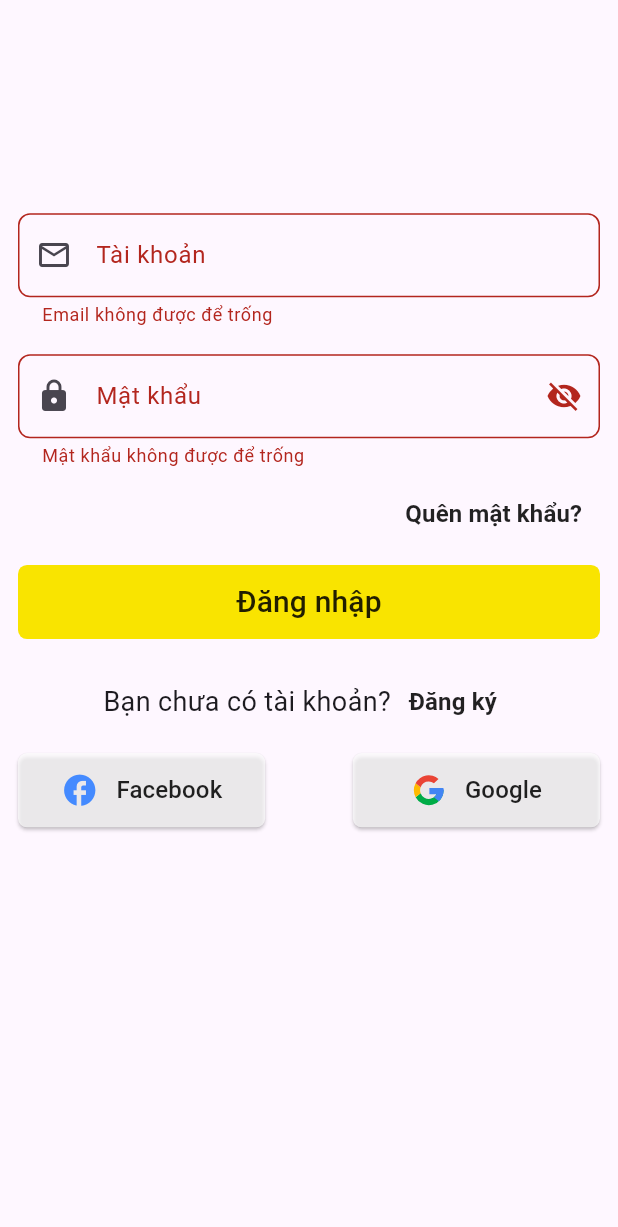
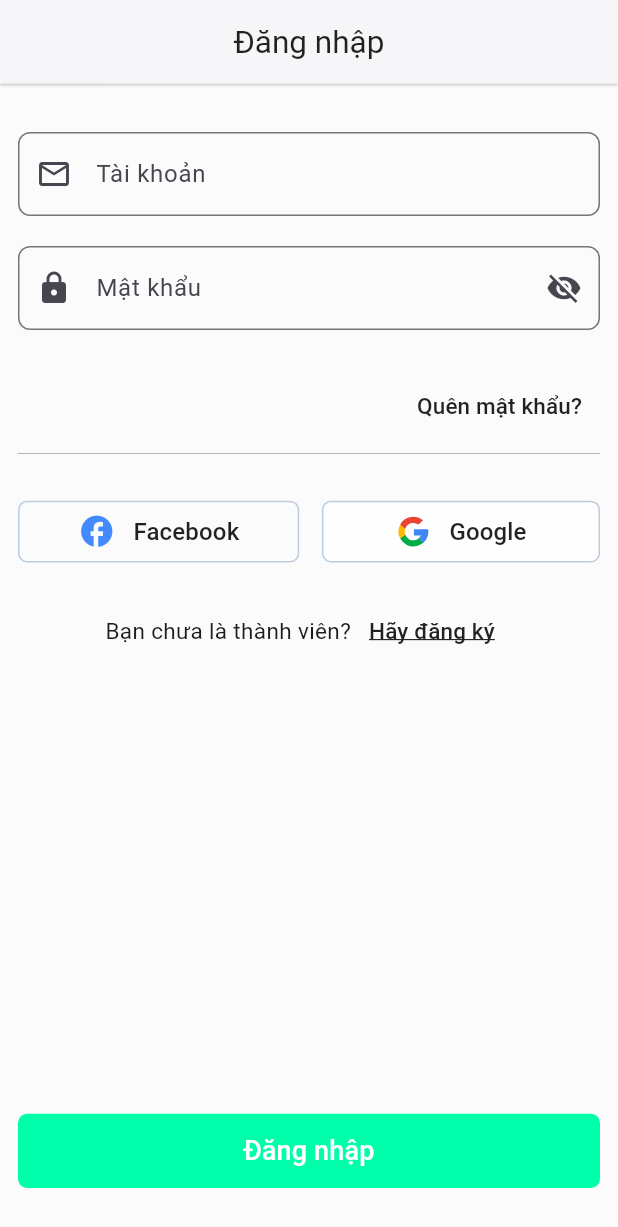
Before and after one commit to nguyenhuyk3/bmt_mobile, a Flutter app: the screen it shows after launch, on a phone screen of 412 x 824 dp. Shown: the top 1227 px of the screen. Run offline on Flutter 3.47's test engine with Material 3 defaults, Android fonts, the phone set to English and light mode, and no system bars; our stand-ins replace equatable, flutter_bloc, flutter_svg, formz; accounts and stored records are empty.

Commit message:
style(login): update ui for login page

```diff
--- a/lib/app/app.main.dart
+++ b/lib/app/app.main.dart
@@ -2,12 +2,14 @@ import 'package:flutter/material.dart';
 import 'package:flutter_bloc/flutter_bloc.dart';
 import 'package:rent_transport_fe/bloc/bloc.export.dart';
 import 'package:authentication_repository/authentication_repository.export.dart';
+import 'package:rent_transport_fe/bloc/register/bloc.dart';
 import 'package:rent_transport_fe/global/global.dart';
+import 'package:rent_transport_fe/views/authentication/login/login.export.dart';
 import 'package:rent_transport_fe/views/authentication/register/register.export.dart';
 import 'package:user_repository/user_repository.export.dart';
 
 import '../views/home/page.dart';
-import '../views/authentication/login/page.dart';
+
 import '../views/spash_view.dart';
 
 part 'app.view.dart';
@@ -64,6 +66,7 @@ class _MainAppState extends State<MainApp> {
                   authenticationRepository: _authenticationRepository,
                 ),
           ),
+          BlocProvider(create: (_) => RegisterBloc()),
         ],
         child: const AppView(),
       ),
--- a/lib/app/app.view.dart
+++ b/lib/app/app.view.dart
@@ -17,7 +17,6 @@ class _AppViewState extends State<AppView> {
     return MaterialApp(
       navigatorKey: _navigatorKey,
       initialRoute: LOGIN_PAGE,
-
       onGenerateRoute: (settings) {
         switch (settings.name) {
           case LOGIN_PAGE:
--- a/lib/views/authentication/login/form.dart
+++ b/lib/views/authentication/login/form.dart
@@ -19,14 +19,12 @@ class LoginForm extends StatelessWidget {
             ..showSnackBar(const SnackBar(content: Text('Đăng nhập thất bại')));
         }
       },
-      child: Align(
-        alignment: const Alignment(0, -1 / 3),
       child: Column(
-          mainAxisSize: MainAxisSize.min,
+        crossAxisAlignment: CrossAxisAlignment.start,
         children: [
+          const SizedBox(height: 20),
           _AccountInput(),
-
-            const Padding(padding: EdgeInsets.all(9)),
+          const SizedBox(height: 20),
           _PasswordInput(),
 
           Row(
@@ -34,19 +32,24 @@ class LoginForm extends StatelessWidget {
             children: [_ForgotPasswordButton()],
           ),
 
-            const Padding(padding: EdgeInsets.all(5)),
-            _LoginButton(),
+          const Divider(thickness: 0.5, color: Colors.grey),
 
-            const Padding(padding: EdgeInsets.all(9)),
+          const SizedBox(height: 20),
+          Row(
+            mainAxisAlignment: MainAxisAlignment.spaceBetween,
+            children: [_FacebookLoginButton(), _GoogleLoginButton()],
+          ),
+
+          const SizedBox(height: 18),
           _RegisterButton(),
 
-            const Padding(padding: EdgeInsets.all(5)),
-            Row(
-              mainAxisAlignment: MainAxisAlignment.spaceBetween,
-              children: [_FacebookSignInButton(), _GoogleSignInButton()],
+          Spacer(),
+
+          Padding(
+            padding: const EdgeInsets.only(bottom: 20),
+            child: _LoginButton(),
           ),
         ],
-        ),
       ),
     );
   }
@@ -59,13 +62,16 @@ class _AccountInput extends StatelessWidget {
 
     return TextField(
       key: const Key('loginForm_accountInput_textField'),
-      onChanged: (username) {
-        context.read<LoginBloc>().add(LoginAccountChanged(username));
+      onChanged: (email) {
+        context.read<LoginBloc>().add(LoginAccountChanged(email));
       },
       decoration: InputDecoration(
         prefixIcon: const Icon(Icons.email_outlined),
         labelText: 'Tài khoản',
-        errorText: ValidationErrorMessage.getAccountErrorMessage(email.error),
+        errorText:
+            email.isPure
+                ? null
+                : ValidationErrorMessage.getAccountErrorMessage(email.error),
         border: OutlineInputBorder(
           borderRadius: BorderRadius.circular(8.0),
           borderSide: const BorderSide(color: Colors.red, width: 1),
@@ -105,7 +111,10 @@ class _PasswordInput extends StatelessWidget {
                   },
                 ),
                 labelText: 'Mật khẩu',
-                errorText: ValidationErrorMessage.getPasswordErrorMessage(
+                errorText:
+                    password.isPure
+                        ? null
+                        : ValidationErrorMessage.getPasswordErrorMessage(
                           password.error,
                         ),
                 border: OutlineInputBorder(
@@ -132,8 +141,8 @@ class _ForgotPasswordButton extends StatelessWidget {
         'Quên mật khẩu?',
         style: TextStyle(
           color: Colors.black87,
-          fontSize: 16,
-          fontWeight: FontWeight.w700,
+          fontSize: 15,
+          fontWeight: FontWeight.w500,
         ),
       ),
     );
@@ -146,17 +155,21 @@ class _RegisterButton extends StatelessWidget {
     return Row(
       mainAxisAlignment: MainAxisAlignment.center,
       children: [
-        const Text('Bạn chưa có tài khoản?', style: TextStyle(fontSize: 18)),
+        const Text(
+          'Bạn chưa là thành viên?',
+          style: TextStyle(fontSize: 15, fontWeight: FontWeight.normal),
+        ),
         TextButton(
           onPressed: () {
             Navigator.pushNamed(context, REGISTER_STEP_ONE);
           },
           child: const Text(
-            'Đăng ký',
+            'Hãy đăng ký',
             style: TextStyle(
               color: Colors.black87,
-              fontSize: 16,
-              fontWeight: FontWeight.w700,
+              fontSize: 15,
+              fontWeight: FontWeight.w500,
+              decoration: TextDecoration.underline,
             ),
           ),
         ),
@@ -168,11 +181,11 @@ class _RegisterButton extends StatelessWidget {
 class _LoginButton extends StatelessWidget {
   @override
   Widget build(BuildContext context) {
-    final isInProgressOrSuccess = context.select(
-      (LoginBloc bloc) => bloc.state.status.isInProgressOrSuccess,
-    );
+    // final isInProgressOrSuccess = context.select(
+    //   (LoginBloc bloc) => bloc.state.status.isInProgressOrSuccess,
+    // );
 
-    if (isInProgressOrSuccess) return const CircularProgressIndicator();
+    // if (isInProgressOrSuccess) return const CircularProgressIndicator();
 
     final isValid = context.select((LoginBloc bloc) => bloc.state.isValid);
 
@@ -183,7 +196,7 @@ class _LoginButton extends StatelessWidget {
               ? () => context.read<LoginBloc>().add(const LoginSubmitted())
               : null,
       style: ButtonStyle(
-        backgroundColor: WidgetStateProperty.all(const Color(0xFFF9E400)),
+        backgroundColor: WidgetStateProperty.all(const Color(0xFF00FFAB)),
         shape: WidgetStateProperty.all(
           RoundedRectangleBorder(
             borderRadius: BorderRadius.circular(6),
@@ -199,8 +212,8 @@ class _LoginButton extends StatelessWidget {
         child: Text(
           'Đăng nhập',
           style: TextStyle(
-            color: Colors.black87,
-            fontSize: 20.0,
+            color: Colors.white,
+            fontSize: 18,
             fontWeight: FontWeight.w500,
           ),
         ),
@@ -209,24 +222,26 @@ class _LoginButton extends StatelessWidget {
   }
 }
 
-class _FacebookSignInButton extends StatelessWidget {
+class _FacebookLoginButton extends StatelessWidget {
   @override
   Widget build(BuildContext context) {
     return ElevatedButton(
       key: const Key('loginForm_facebook_login'),
       onPressed: () => {},
       style: ButtonStyle(
-        backgroundColor: WidgetStateProperty.all(Colors.white70),
+        backgroundColor: WidgetStateProperty.all(Color(0xFFFBFBFB)),
+        shadowColor: WidgetStateProperty.all(Colors.transparent),
+        elevation: WidgetStateProperty.all(0),
         shape: WidgetStateProperty.all(
           RoundedRectangleBorder(
             borderRadius: BorderRadius.circular(6),
-            side: const BorderSide(color: Colors.transparent, width: 1),
+            side: const BorderSide(color: Color(0xFFBCCCDC), width: 1),
           ),
         ),
         minimumSize: WidgetStateProperty.all(
           Size(
-            MediaQuery.of(context).size.width * 0.4,
-            MediaQuery.of(context).size.height * 0.06,
+            MediaQuery.of(context).size.width * 0.455,
+            MediaQuery.of(context).size.height * 0.05,
           ),
         ),
       ),
@@ -248,7 +263,7 @@ class _FacebookSignInButton extends StatelessWidget {
   }
 }
 
-class _GoogleSignInButton extends StatelessWidget {
+class _GoogleLoginButton extends StatelessWidget {
   @override
   Widget build(BuildContext context) {
     return ElevatedButton(
@@ -256,16 +271,18 @@ class _GoogleSignInButton extends StatelessWidget {
       onPressed: () => {},
       style: ButtonStyle(
         backgroundColor: WidgetStateProperty.all(Colors.white70),
+        shadowColor: WidgetStateProperty.all(Colors.transparent),
+        elevation: WidgetStateProperty.all(0),
         shape: WidgetStateProperty.all(
           RoundedRectangleBorder(
             borderRadius: BorderRadius.circular(6),
-            side: const BorderSide(color: Colors.transparent, width: 1),
+            side: const BorderSide(color: Color(0xFFBCCCDC), width: 1),
           ),
         ),
         minimumSize: WidgetStateProperty.all(
           Size(
-            MediaQuery.of(context).size.width * 0.4,
-            MediaQuery.of(context).size.height * 0.06,
+            MediaQuery.of(context).size.width * 0.45,
+            MediaQuery.of(context).size.height * 0.05,
           ),
         ),
       ),
--- a/lib/views/authentication/login/login.export.dart
+++ b/lib/views/authentication/login/login.export.dart
@@ -1 +1 @@
-export  './form.dart';
+export  './page.dart';
--- a/lib/views/authentication/login/page.dart
+++ b/lib/views/authentication/login/page.dart
@@ -11,6 +11,11 @@ class LoginPage extends StatelessWidget {
   @override
   Widget build(BuildContext context) {
     return Scaffold(
+      backgroundColor: Color(0xFFFBFBFB),
+      // Prevent UI from being pushed up
+      // I got this when I clicked on the password input
+      resizeToAvoidBottomInset: false,
+      appBar: _AppBar(),
       body: Padding(
         padding: const EdgeInsets.all(12),
         child: const LoginForm(),
@@ -18,3 +23,31 @@ class LoginPage extends StatelessWidget {
     );
   }
 }
+
+class _AppBar extends StatelessWidget implements PreferredSizeWidget {
+  @override
+  Widget build(BuildContext context) {
+    return AppBar(
+      title: const Text(
+        'Đăng nhập',
+        style: TextStyle(
+          color: Colors.black87,
+          fontSize: 21,
+          fontWeight: FontWeight.w400,
+        ),
+      ),
+      centerTitle: true,
+      elevation: 0.7,
+      shadowColor: Color(0xFFEFF3EA),
+      backgroundColor: Color(0xFFFBFBFB),
+      bottom: const PreferredSize(
+        preferredSize: Size.fromHeight(0.1),
+        child: Divider(height: 0.1, thickness: 0.1, color: Colors.grey),
+      ),
+    );
+  }
+
+  @override
+  // TODO: implement preferredSize
+  Size get preferredSize => const Size.fromHeight(kToolbarHeight);
+}
--- a/lib/views/authentication/register/step_1.dart
+++ b/lib/views/authentication/register/step_1.dart
@@ -1,4 +1,6 @@
 import 'package:flutter/material.dart';
+import 'package:flutter_bloc/flutter_bloc.dart';
+import 'package:rent_transport_fe/bloc/register/bloc.dart';
 
 class StepOnePage extends StatelessWidget {
   const StepOnePage({super.key});
@@ -10,11 +12,7 @@ class StepOnePage extends StatelessWidget {
         padding: const EdgeInsets.all(16.0),
         child: Column(
           mainAxisAlignment: MainAxisAlignment.center,
-          children: [
-            _EmailInput(),
-            SizedBox(height: 16),
-            _NextStepButton(),
-          ],
+          children: [_EmailInput(), SizedBox(height: 16), _NextStepButton()],
         ),
       ),
     );
@@ -24,12 +22,20 @@ class StepOnePage extends StatelessWidget {
 class _EmailInput extends StatelessWidget {
   @override
   Widget build(BuildContext context) {
+    final currentState = context.watch<RegisterBloc>().state;
+    String error = '';
+
+    if (currentState is RegisterError) {
+      error = currentState.error;
+    }
+
     return TextField(
       key: const Key('signUp_emailInput_textField'),
       onChanged: (email) => {},
       decoration: InputDecoration(
         prefixIcon: Icon(Icons.email_outlined),
         labelText: 'Email',
+        errorText: error,
         border: OutlineInputBorder(
           borderRadius: BorderRadius.circular(8.0),
           borderSide: const BorderSide(color: Colors.red, width: 1),
```
Lines whose indentation alone changed are shown as unchanged.
